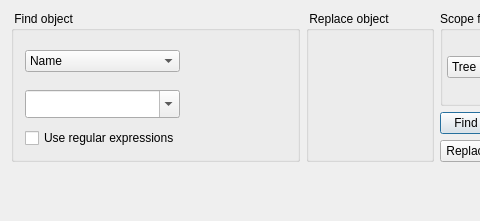
Before: the Qt Designer form src/gui/findobjectwidget_q.ui in fwbuilder/fwbuilder, drawn with Qt 5; both pictures show x 0 to 480 and y 0 to 221 of the 933 by 221 pixel window.
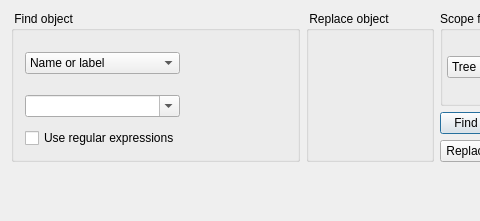
After: the same form once the commit is applied. Custom widgets are drawn as their Qt base class.

Commit message: fixed #1760 Search by attribute "name" should search by name or label

What changed in the file:
```diff
--- a/src/gui/findobjectwidget_q.ui
+++ b/src/gui/findobjectwidget_q.ui
@@ -51,7 +51,7 @@
        <widget class="QComboBox" name="attribute">
         <item>
          <property name="text">
-          <string>Name</string>
+          <string>Name or label</string>
          </property>
         </item>
         <item>
@@ -78,11 +78,6 @@
       </item>
       <item row="1" column="0">
        <widget class="QComboBox" name="findAttr">
-        <property name="font">
-         <font>
-          <pointsize>13</pointsize>
-         </font>
-        </property>
         <property name="editable">
          <bool>true</bool>
         </property>
```
The commit also changes 4 other files.
